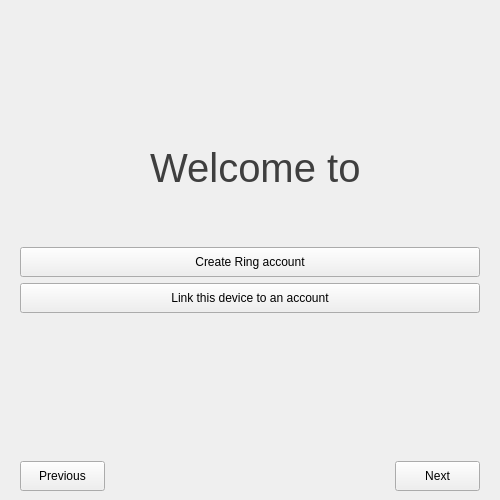
The window that wizardwidget.ui (savoirfairelinux/jami-client-windows) describes before a commit, drawn with Qt 5.
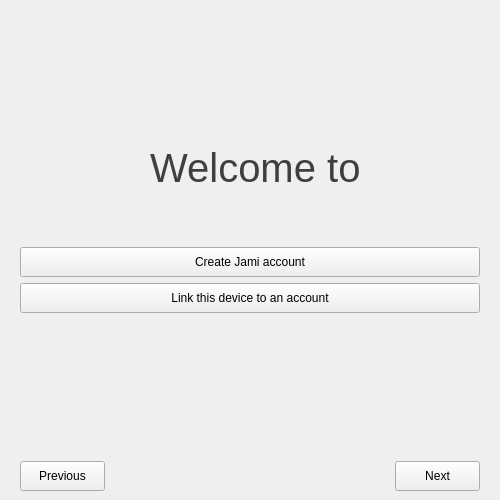
The same window after the commit. Icons and pictures are not drawn. Custom widgets are drawn as their Qt base class.

Commit message: ui: change name from Ring to Jami

```diff
--- a/wizardwidget.ui
+++ b/wizardwidget.ui
@@ -148,7 +148,7 @@
           <enum>Qt::LeftToRight</enum>
          </property>
          <property name="text">
-          <string>Create Ring account</string>
+          <string>Create Jami account</string>
          </property>
         </widget>
        </item>
```
Left out of the diff: 12 changed lines with no effect on the pictures. The commit also changes 31 other files.
